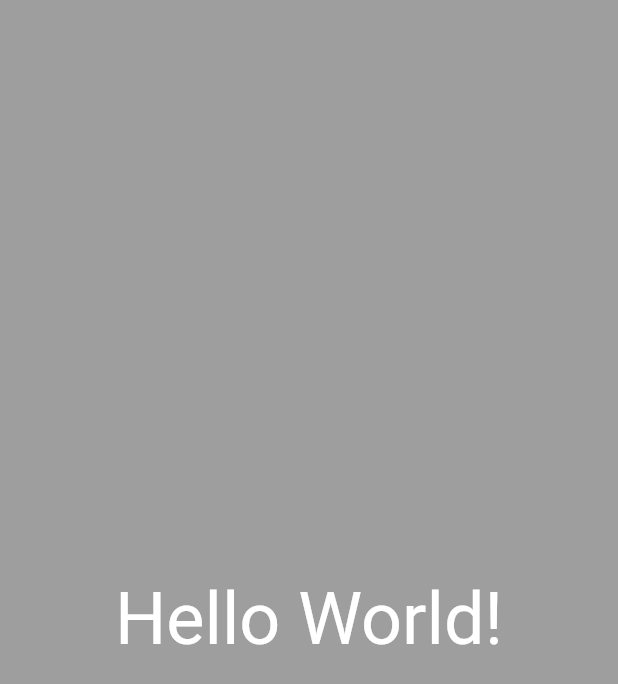
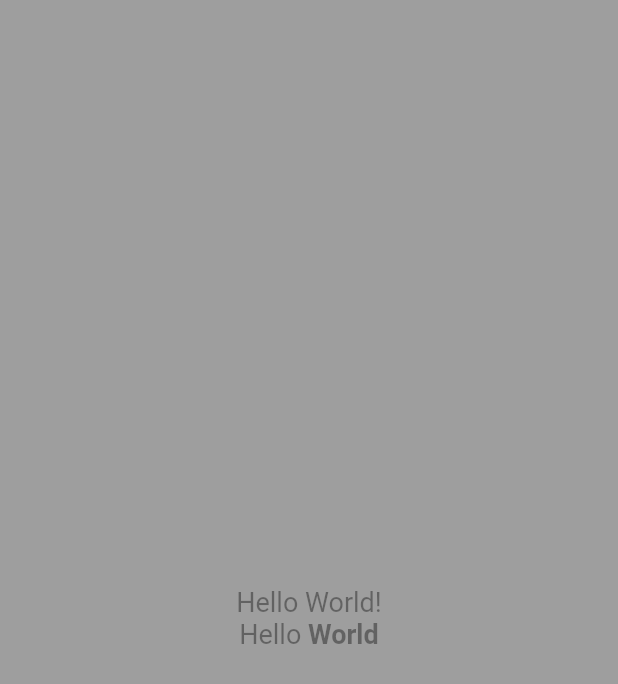
Before and after one commit to hoppyapp/integral-mobile, a Flutter app: the screen it shows after launch, on a phone screen of 412 x 824 dp. Shown: the top 684 px of the screen. Run offline on Flutter 3.47's test engine with Material 2 defaults, Android fonts, the phone set to English and light mode, and no system bars.

Commit message:
Implemented custom text widget

```diff
--- a/lib/main.dart
+++ b/lib/main.dart
@@ -1,4 +1,5 @@
 import 'package:flutter/material.dart';
+import 'package:integral_nutry/shared/widgets/label.dart';
 
 void main() {
   runApp(Application());
@@ -30,15 +31,21 @@ class HomePage extends StatelessWidget {
     return Container(
       color: Theme.of(context).primaryColor,
       child: Center(
-        child: Text(
-          "Hello World!",
-          style: TextStyle(
-            decoration: TextDecoration.none,
-            fontFamily: 'Roboto',
-            fontWeight: FontWeight.normal,
-            color: Colors.white
-          ),
-        ),
+        child: Column(
+          crossAxisAlignment: CrossAxisAlignment.center,
+          mainAxisAlignment: MainAxisAlignment.center,
+          children: <Widget>[
+            Label("Hello World!"),
+            Label.rich(
+              TextSpan(
+                text: "Hello",
+                children: <InlineSpan>[
+                  TextSpan(text: " World", style: TextStyle( fontWeight: FontWeight.bold ))
+                ]
+              )
+            ),
+          ],
+        )
       ),
     );
   }
--- /dev/null
+++ b/lib/shared/widgets/label.dart
@@ -0,0 +1,46 @@
+import 'package:flutter/material.dart';
+
+/// Class Label
+class Label extends Text {
+
+  // Constructor default
+  Label(
+      String label, {
+        Key key,
+        FontWeight fontWeight = FontWeight.normal,
+        double fontSize = 18,
+        Color fontColor = Colors.black38,
+        bool italic = false,
+      }): super(
+      label,
+      key: key,
+      style: TextStyle(
+        decoration: TextDecoration.none,
+        color: fontColor,
+        fontFamily: 'Roboto',
+        fontWeight: fontWeight,
+        fontStyle: italic ? FontStyle.italic : FontStyle.normal,
+        fontSize: fontSize,
+      ));
+
+  // Constructor rich
+  Label.rich(
+      TextSpan text, {
+        Key key,
+        FontWeight fontWeight = FontWeight.normal,
+        double fontSize = 18,
+        Color fontColor = Colors.black38,
+        bool italic = false,
+      }): super.rich(
+      text,
+      key: key,
+      style: TextStyle(
+        decoration: TextDecoration.none,
+        color: fontColor,
+        fontFamily: 'Roboto',
+        fontWeight: fontWeight,
+        fontStyle: italic ? FontStyle.italic : FontStyle.normal,
+        fontSize: fontSize,
+      ));
+
+}
```
